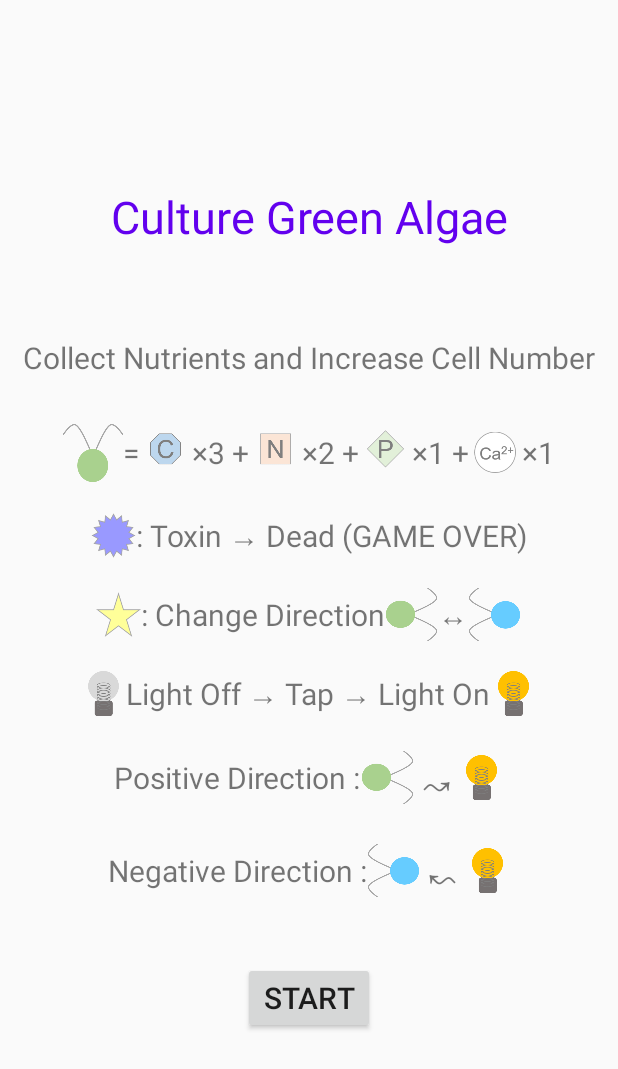
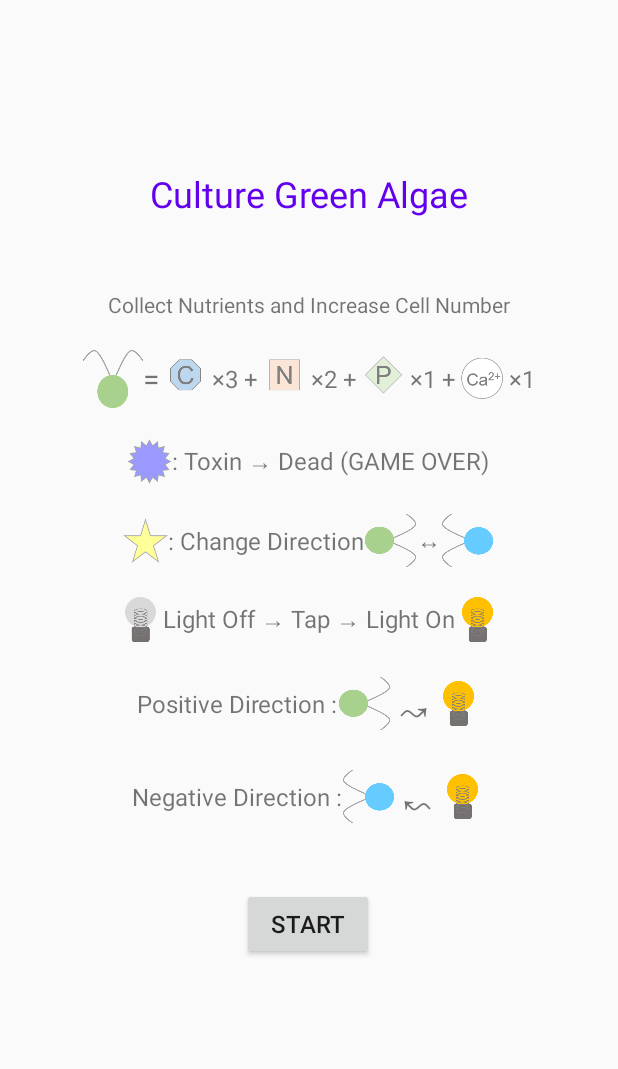
Before and after one commit to mihara-shoko/chlamy_culture, an Android app: the screen it shows after launch (StartActivity), on a phone screen of 412 x 824 dp. Shown: the top 1069 px of the screen. Run offline under Robolectric (Android 15) with nearby library versions, the phone set to English and light mode, and no system bars.

Commit message:
リリース版　　v1.1 v. code 4

```diff
--- a/app/build.gradle
+++ b/app/build.gradle
@@ -8,7 +8,7 @@ android {
         applicationId "com.mi.chlamyculture"
         minSdkVersion 16
         targetSdkVersion 29
-        versionCode 3
+        versionCode 4
         versionName "1.1"
 
         testInstrumentationRunner "androidx.test.runner.AndroidJUnitRunner"
--- a/app/src/main/res/layout/activity_main.xml
+++ b/app/src/main/res/layout/activity_main.xml
@@ -4,8 +4,8 @@
     xmlns:tools="http://schemas.android.com/tools"
     android:layout_width="match_parent"
     android:layout_height="match_parent"
+    android:gravity="top"
     android:orientation="vertical"
-    android:gravity="top"
     tools:context=".MainActivity">
 
 
@@ -17,7 +17,7 @@
         android:layout_marginTop="15dp"
         android:layout_marginBottom="40dp"
         android:text="@string/score"
-        android:textSize="22dp"
+        android:textSize="20dp"
         app:layout_constraintBottom_toTopOf="@+id/light_top"
         app:layout_constraintEnd_toEndOf="parent"
         app:layout_constraintHorizontal_bias="0.1"
--- a/app/src/main/res/layout/activity_result.xml
+++ b/app/src/main/res/layout/activity_result.xml
@@ -4,78 +4,51 @@
     xmlns:tools="http://schemas.android.com/tools"
     android:layout_width="match_parent"
     android:layout_height="match_parent"
-    android:gravity="center"
     tools:context=".ResultActivity">
+
 
     <TextView
         android:id="@+id/textView"
-        android:layout_width="match_parent"
+        android:layout_width="0dp"
         android:layout_height="wrap_content"
         android:layout_margin="20dp"
-        android:layout_marginStart="10dp"
-        android:layout_marginLeft="10dp"
-        android:layout_marginTop="272dp"
-        android:layout_marginEnd="10dp"
-        android:layout_marginRight="10dp"
         android:gravity="center"
         android:text="GAME OVER"
         android:textColor="@color/colorPrimary"
-        android:textSize="40dp"
+        android:textSize="32dp"
         app:layout_constraintBottom_toTopOf="@+id/element_score"
         app:layout_constraintEnd_toEndOf="parent"
-        app:layout_constraintHorizontal_bias="0.5"
+        app:layout_constraintHorizontal_bias="0.0"
         app:layout_constraintStart_toStartOf="parent"
-        app:layout_constraintTop_toTopOf="parent" />
+        app:layout_constraintTop_toTopOf="@id/guideline2"/>
 
     <TextView
         android:id="@+id/element_score"
-        android:layout_width="match_parent"
+        android:layout_width="0dp"
         android:layout_height="wrap_content"
         android:layout_margin="20dp"
-        android:layout_marginTop="56dp"
-        android:layout_marginBottom="370dp"
+        android:layout_marginTop="32dp"
         android:gravity="center"
-        android:textSize="30dp"
+        android:textSize="24dp"
         app:layout_constraintBottom_toTopOf="@+id/cells"
         app:layout_constraintEnd_toEndOf="parent"
-        app:layout_constraintHorizontal_bias="0.5"
+        app:layout_constraintHorizontal_bias="0.875"
         app:layout_constraintStart_toStartOf="parent"
         app:layout_constraintTop_toBottomOf="@+id/textView" />
 
     <TextView
         android:id="@+id/cells"
-        android:layout_width="match_parent"
+        android:layout_width="0dp"
         android:layout_height="wrap_content"
         android:layout_margin="20dp"
-        android:layout_marginStart="10dp"
-        android:layout_marginLeft="10dp"
-        android:layout_marginEnd="10dp"
-        android:layout_marginRight="10dp"
+        android:layout_marginTop="24dp"
         android:gravity="center"
-        android:textSize="30dp"
+        android:textSize="24dp"
         app:layout_constraintBottom_toTopOf="@+id/high_score"
         app:layout_constraintEnd_toEndOf="parent"
-        app:layout_constraintHorizontal_bias="0.5"
+        app:layout_constraintHorizontal_bias="0.4"
         app:layout_constraintStart_toStartOf="parent"
         app:layout_constraintTop_toBottomOf="@+id/element_score" />
-
-    <TextView
-        android:id="@+id/high_score"
-        android:layout_width="match_parent"
-        android:layout_height="wrap_content"
-        android:layout_margin="20dp"
-        android:layout_marginStart="10dp"
-        android:layout_marginLeft="10dp"
-        android:layout_marginEnd="10dp"
-        android:layout_marginRight="10dp"
-        android:layout_marginBottom="30dp"
-        android:gravity="center"
-        android:textSize="30dp"
-        app:layout_constraintBottom_toTopOf="@+id/btn_restart"
-        app:layout_constraintEnd_toEndOf="parent"
-        app:layout_constraintHorizontal_bias="0.5"
-        app:layout_constraintStart_toStartOf="parent"
-        app:layout_constraintTop_toBottomOf="@+id/cells" />
 
     <Button
         android:id="@+id/btn_restart"
@@ -84,16 +57,44 @@
         android:layout_margin="20dp"
         android:layout_marginStart="10dp"
         android:layout_marginLeft="10dp"
+        android:layout_marginTop="32dp"
         android:layout_marginEnd="10dp"
         android:layout_marginRight="10dp"
-        android:layout_marginBottom="50dp"
+        android:layout_marginBottom="16dp"
         android:text="Play Again"
-        android:textSize="20dp"
-        app:layout_constraintBottom_toBottomOf="parent"
+        android:textSize="16dp"
+        app:layout_constraintBottom_toTopOf="@+id/guideline3"
         app:layout_constraintEnd_toEndOf="parent"
-        app:layout_constraintHorizontal_bias="0.5"
         app:layout_constraintStart_toStartOf="parent"
         app:layout_constraintTop_toBottomOf="@+id/high_score" />
 
+    <TextView
+        android:id="@+id/high_score"
+        android:layout_width="0dp"
+        android:layout_height="wrap_content"
+        android:layout_margin="20dp"
+        android:layout_marginTop="24dp"
+        android:gravity="center"
+        android:textSize="24dp"
+        app:layout_constraintBottom_toTopOf="@+id/btn_restart"
+        app:layout_constraintEnd_toEndOf="parent"
+        app:layout_constraintHorizontal_bias="0.875"
+        app:layout_constraintStart_toStartOf="parent"
+        app:layout_constraintTop_toBottomOf="@+id/cells" />
+
+    <androidx.constraintlayout.widget.Guideline
+        android:id="@+id/guideline2"
+        android:layout_width="wrap_content"
+        android:layout_height="wrap_content"
+        android:orientation="horizontal"
+        app:layout_constraintGuide_percent="0.15" />
+
+    <androidx.constraintlayout.widget.Guideline
+        android:id="@+id/guideline3"
+        android:layout_width="wrap_content"
+        android:layout_height="wrap_content"
+        android:orientation="horizontal"
+        app:layout_constraintGuide_percent="0.80" />
+
 
 </androidx.constraintlayout.widget.ConstraintLayout>
--- a/app/src/main/res/layout/activity_start.xml
+++ b/app/src/main/res/layout/activity_start.xml
@@ -1,260 +1,336 @@
 <?xml version="1.0" encoding="utf-8"?>
-<LinearLayout xmlns:android="http://schemas.android.com/apk/res/android"
+<androidx.constraintlayout.widget.ConstraintLayout xmlns:android="http://schemas.android.com/apk/res/android"
     xmlns:app="http://schemas.android.com/apk/res-auto"
     xmlns:tools="http://schemas.android.com/tools"
     android:layout_width="match_parent"
     android:layout_height="match_parent"
-    android:orientation="vertical"
-    android:gravity="center"
     tools:context=".StartActivity">
 
+
     <TextView
-        android:layout_width="match_parent"
+        android:id="@+id/textView2"
+        android:layout_width="0dp"
         android:layout_height="wrap_content"
+        android:layout_marginBottom="24dp"
+        android:gravity="center"
+        android:text="@string/culture_green_algae"
         android:textColor="@color/colorPrimary"
-        android:text="@string/culture_green_algae"
+        android:textSize="24dp"
+        app:layout_constraintBottom_toTopOf="@+id/textView3"
+        app:layout_constraintEnd_toEndOf="parent"
+        app:layout_constraintStart_toStartOf="parent"
+        app:layout_constraintTop_toTopOf="@id/guideline" />
+
+
+    <TextView
+        android:id="@+id/textView3"
+        android:layout_width="wrap_content"
+        android:layout_height="wrap_content"
+        android:layout_marginTop="24dp"
+        android:layout_marginBottom="10dp"
+        android:text="@string/collect_nutrients_and_increase_cell_number"
+        app:layout_constraintBottom_toTopOf="@+id/linearLayout"
+        app:layout_constraintEnd_toEndOf="parent"
+        app:layout_constraintStart_toStartOf="parent"
+        app:layout_constraintTop_toBottomOf="@+id/textView2" />
+
+    <LinearLayout
+        android:id="@+id/linearLayout6"
+        android:layout_width="0dp"
+        android:layout_height="wrap_content"
+        android:layout_margin="10dp"
+        android:layout_marginTop="16dp"
+        android:layout_marginBottom="16dp"
         android:gravity="center"
-        android:layout_marginTop="20dp"
-        android:layout_marginBottom="60dp"
-        android:textSize="30dp"/>
+        android:orientation="horizontal"
+        app:layout_constraintBottom_toTopOf="@+id/btn_start"
+        app:layout_constraintEnd_toEndOf="parent"
+        app:layout_constraintHorizontal_bias="0.842"
+        app:layout_constraintStart_toStartOf="parent"
+        app:layout_constraintTop_toBottomOf="@+id/linearLayout5">
 
         <TextView
             android:layout_width="wrap_content"
             android:layout_height="wrap_content"
-        android:layout_marginBottom="20dp"
-        android:text="@string/collect_nutrients_and_increase_cell_number"
-        android:textSize="20dp"/>
+            android:text="@string/negative_direction"
+            android:textSize="16dp" />
+
+        <ImageView
+            android:layout_width="35dp"
+            android:layout_height="35dp"
+            android:contentDescription="@null"
+            android:src="@drawable/chlamy_n_left" />
+
+        <TextView
+            android:layout_width="wrap_content"
+            android:layout_height="wrap_content"
+            android:text="@string/left_arrow"
+            android:textSize="30dp" />
+
+        <ImageView
+            android:layout_width="30dp"
+            android:layout_height="30dp"
+            android:contentDescription="@null"
+            android:src="@drawable/light_on" />
+
+    </LinearLayout>
 
     <LinearLayout
-       android:layout_width="match_parent"
+        android:id="@+id/linearLayout"
+        android:layout_width="0dp"
         android:layout_height="wrap_content"
+        android:layout_margin="10dp"
+        android:layout_marginTop="60dp"
+        android:layout_marginBottom="10dp"
+        android:gravity="center"
         android:orientation="horizontal"
-       android:layout_margin="10dp"
-       android:gravity="center">
+        app:layout_constraintBottom_toTopOf="@+id/linearLayout2"
+        app:layout_constraintEnd_toEndOf="parent"
+        app:layout_constraintHorizontal_bias="0.842"
+        app:layout_constraintStart_toStartOf="parent"
+        app:layout_constraintTop_toBottomOf="@+id/textView3">
 
         <ImageView
             android:layout_width="40dp"
             android:layout_height="40dp"
-           android:src = "@drawable/chlamy"
-           android:contentDescription="@null" />
+            android:contentDescription="@null"
+            android:src="@drawable/chlamy" />
 
         <TextView
             android:layout_width="wrap_content"
             android:layout_height="wrap_content"
             android:text="@string/equal"
-           android:textSize="20dp"/>
+            android:textSize="20dp" />
 
         <ImageView
             android:layout_width="35dp"
             android:layout_height="35dp"
-           android:src = "@drawable/carbon"
-           android:contentDescription="@null" />
+            android:contentDescription="@null"
+            android:src="@drawable/carbon" />
 
         <TextView
             android:layout_width="wrap_content"
             android:layout_height="wrap_content"
             android:text="@string/_3"
-           android:textSize="20dp"/>
+            android:textSize="16dp" />
 
         <ImageView
             android:layout_width="35dp"
             android:layout_height="35dp"
-           android:src = "@drawable/nitrogen"
-           android:contentDescription="@null" />
+            android:contentDescription="@null"
+            android:src="@drawable/nitrogen" />
 
         <TextView
             android:layout_width="wrap_content"
             android:layout_height="wrap_content"
             android:text="@string/_2"
-           android:textSize="20dp"/>
+            android:textSize="16dp" />
 
         <ImageView
             android:layout_width="35dp"
             android:layout_height="35dp"
-           android:src = "@drawable/phosphorus"
-           android:contentDescription="@null" />
+            android:contentDescription="@null"
+            android:src="@drawable/phosphorus" />
 
         <TextView
             android:layout_width="wrap_content"
             android:layout_height="wrap_content"
             android:text="@string/_1"
-           android:textSize="20dp"/>
+            android:textSize="16dp" />
 
         <ImageView
             android:layout_width="35dp"
             android:layout_height="35dp"
-           android:src = "@drawable/calcium"
-           android:contentDescription="@null" />
+            android:contentDescription="@null"
+            android:src="@drawable/calcium" />
 
         <TextView
             android:layout_width="wrap_content"
             android:layout_height="wrap_content"
             android:text="@string/__1"
-           android:textSize="20dp"/>
+            android:textSize="16dp" />
 
     </LinearLayout>
 
     <LinearLayout
-        android:layout_width="match_parent"
+        android:id="@+id/linearLayout2"
+        android:layout_width="0dp"
         android:layout_height="wrap_content"
+        android:layout_margin="10dp"
+        android:layout_marginTop="8dp"
+        android:layout_marginBottom="10dp"
+        android:gravity="center"
         android:orientation="horizontal"
-        android:gravity="center"
-        android:layout_margin="10dp">
+        app:layout_constraintBottom_toTopOf="@+id/linearLayout3"
+        app:layout_constraintEnd_toEndOf="parent"
+        app:layout_constraintHorizontal_bias="0.842"
+        app:layout_constraintStart_toStartOf="parent"
+        app:layout_constraintTop_toBottomOf="@+id/linearLayout">
 
         <ImageView
             android:layout_width="30dp"
             android:layout_height="30dp"
-            android:src = "@drawable/toxin"
-            android:contentDescription="@null" />
+            android:contentDescription="@null"
+            android:src="@drawable/toxin" />
 
         <TextView
             android:layout_width="wrap_content"
             android:layout_height="wrap_content"
             android:text="@string/toxin_dead_game_over"
-            android:textSize="20dp"/>
+            android:textSize="16dp" />
 
     </LinearLayout>
 
     <LinearLayout
-        android:layout_width="match_parent"
+        android:id="@+id/linearLayout3"
+        android:layout_width="0dp"
         android:layout_height="wrap_content"
+        android:layout_margin="10dp"
+        android:layout_marginTop="8dp"
+        android:layout_marginBottom="10dp"
+        android:gravity="center"
         android:orientation="horizontal"
-        android:gravity="center"
-        android:layout_margin="10dp">
+        app:layout_constraintBottom_toTopOf="@+id/linearLayout4"
+        app:layout_constraintEnd_toEndOf="parent"
+        app:layout_constraintHorizontal_bias="0.842"
+        app:layout_constraintStart_toStartOf="parent"
+        app:layout_constraintTop_toBottomOf="@+id/linearLayout2">
 
         <ImageView
             android:layout_width="30dp"
             android:layout_height="30dp"
-            android:src = "@drawable/star"
-            android:contentDescription="@null" />
+            android:contentDescription="@null"
+            android:src="@drawable/star" />
 
         <TextView
             android:layout_width="wrap_content"
             android:layout_height="wrap_content"
             android:text="@string/change_direction"
-            android:textSize="20dp"/>
+            android:textSize="16dp" />
 
         <ImageView
             android:layout_width="35dp"
             android:layout_height="35dp"
-            android:src = "@drawable/chlamy_right"
-            android:contentDescription="@null" />
+            android:contentDescription="@null"
+            android:src="@drawable/chlamy_right" />
 
         <TextView
             android:layout_width="wrap_content"
             android:layout_height="wrap_content"
             android:text="@string/reversible"
-            android:textSize="20dp"/>
+            android:textSize="16dp" />
 
         <ImageView
             android:layout_width="35dp"
             android:layout_height="35dp"
-            android:src = "@drawable/chlamy_n_left"
-            android:contentDescription="@null" />
+            android:contentDescription="@null"
+            android:src="@drawable/chlamy_n_left" />
 
     </LinearLayout>
 
     <LinearLayout
-        android:layout_width="match_parent"
+        android:id="@+id/linearLayout4"
+        android:layout_width="0dp"
         android:layout_height="wrap_content"
+        android:layout_margin="10dp"
+        android:layout_marginTop="4dp"
+        android:layout_marginBottom="10dp"
+        android:gravity="center"
         android:orientation="horizontal"
-        android:gravity="center"
-        android:layout_margin="10dp">
+        app:layout_constraintBottom_toTopOf="@+id/linearLayout5"
+        app:layout_constraintEnd_toEndOf="parent"
+        app:layout_constraintHorizontal_bias="0.842"
+        app:layout_constraintStart_toStartOf="parent"
+        app:layout_constraintTop_toBottomOf="@+id/linearLayout3">
 
         <ImageView
             android:layout_width="30dp"
             android:layout_height="30dp"
-            android:src = "@drawable/light_off"
-            android:contentDescription="@null" />
+            android:contentDescription="@null"
+            android:src="@drawable/light_off" />
 
         <TextView
             android:layout_width="wrap_content"
             android:layout_height="wrap_content"
             android:text="@string/light_off_tap_light_on"
-            android:textSize="20dp"/>
+            android:textSize="16dp" />
 
         <ImageView
             android:layout_width="30dp"
             android:layout_height="30dp"
-            android:src = "@drawable/light_on"
-            android:contentDescription="@null" />
+            android:contentDescription="@null"
+            android:src="@drawable/light_on" />
 
     </LinearLayout>
 
     <LinearLayout
-        android:layout_width="match_parent"
+        android:id="@+id/linearLayout5"
+        android:layout_width="0dp"
         android:layout_height="wrap_content"
+        android:layout_margin="10dp"
+        android:layout_marginTop="20dp"
+        android:layout_marginBottom="10dp"
+        android:gravity="center"
         android:orientation="horizontal"
-        android:gravity="center"
-        android:layout_margin="10dp">
+        app:layout_constraintBottom_toTopOf="@+id/linearLayout6"
+        app:layout_constraintEnd_toEndOf="parent"
+        app:layout_constraintHorizontal_bias="0.842"
+        app:layout_constraintStart_toStartOf="parent"
+        app:layout_constraintTop_toBottomOf="@+id/linearLayout4">
 
         <TextView
             android:layout_width="wrap_content"
             android:layout_height="wrap_content"
             android:text="@string/positive_direction"
-            android:textSize="20dp"/>
+            android:textSize="16dp" />
 
         <ImageView
             android:layout_width="35dp"
             android:layout_height="35dp"
-            android:src = "@drawable/chlamy_right"
-            android:contentDescription="@null" />
+            android:contentDescription="@null"
+            android:src="@drawable/chlamy_right" />
 
         <TextView
             android:layout_width="wrap_content"
             android:layout_height="wrap_content"
             android:text="@string/right_arrow"
-            android:textSize="30dp"/>
+            android:textSize="30dp" />
 
         <ImageView
             android:layout_width="30dp"
             android:layout_height="30dp"
-            android:src = "@drawable/light_on"
-            android:contentDescription="@null" />
+            android:contentDescription="@null"
+            android:src="@drawable/light_on" />
 
     </LinearLayout>
 
-    <LinearLayout
-        android:layout_width="match_parent"
+    <Button
+        android:id="@+id/btn_start"
+        android:layout_width="wrap_content"
+        android:layout_height="wrap_content"
+        android:layout_margin="30dp"
+        android:layout_marginTop="16dp"
+        android:layout_marginBottom="16dp"
+        android:text="@string/start"
+        android:textSize="16dp"
+        app:layout_constraintBottom_toTopOf="@+id/guideline4"
+        app:layout_constraintEnd_toEndOf="parent"
+        app:layout_constraintHorizontal_bias="0.498"
+        app:layout_constraintStart_toStartOf="parent"
+        app:layout_constraintTop_toBottomOf="@+id/linearLayout6" />
+
+    <androidx.constraintlayout.widget.Guideline
+        android:id="@+id/guideline"
+        android:layout_width="wrap_content"
         android:layout_height="wrap_content"
         android:orientation="horizontal"
-        android:gravity="center"
-        android:layout_margin="10dp">
+        app:layout_constraintGuide_percent="0.15" />
 
-        <TextView
+    <androidx.constraintlayout.widget.Guideline
+        android:id="@+id/guideline4"
         android:layout_width="wrap_content"
         android:layout_height="wrap_content"
-            android:text="@string/negative_direction"
-            android:textSize="20dp"/>
+        android:orientation="horizontal"
+        app:layout_constraintGuide_percent="0.80" />
 
-        <ImageView
-            android:layout_width="35dp"
-            android:layout_height="35dp"
-            android:src = "@drawable/chlamy_n_left"
-            android:contentDescription="@null" />
-
-        <TextView
-            android:layout_width="wrap_content"
-            android:layout_height="wrap_content"
-            android:text="@string/left_arrow"
-            android:textSize="30dp"/>
-
-        <ImageView
-            android:layout_width="30dp"
-            android:layout_height="30dp"
-            android:src = "@drawable/light_on"
-            android:contentDescription="@null" />
-
-    </LinearLayout>
-
-
-
-    <Button
-        android:id="@+id/btn_start"
-        android:text="@string/start"
-        android:textSize="20dp"
-        android:layout_margin="30dp"
-        android:layout_width="wrap_content"
-        android:layout_height="wrap_content"/>
-
-</LinearLayout>
+</androidx.constraintlayout.widget.ConstraintLayout>
```
Also changed, not shown: 1 other file. Lines whose indentation alone changed are shown as unchanged.
